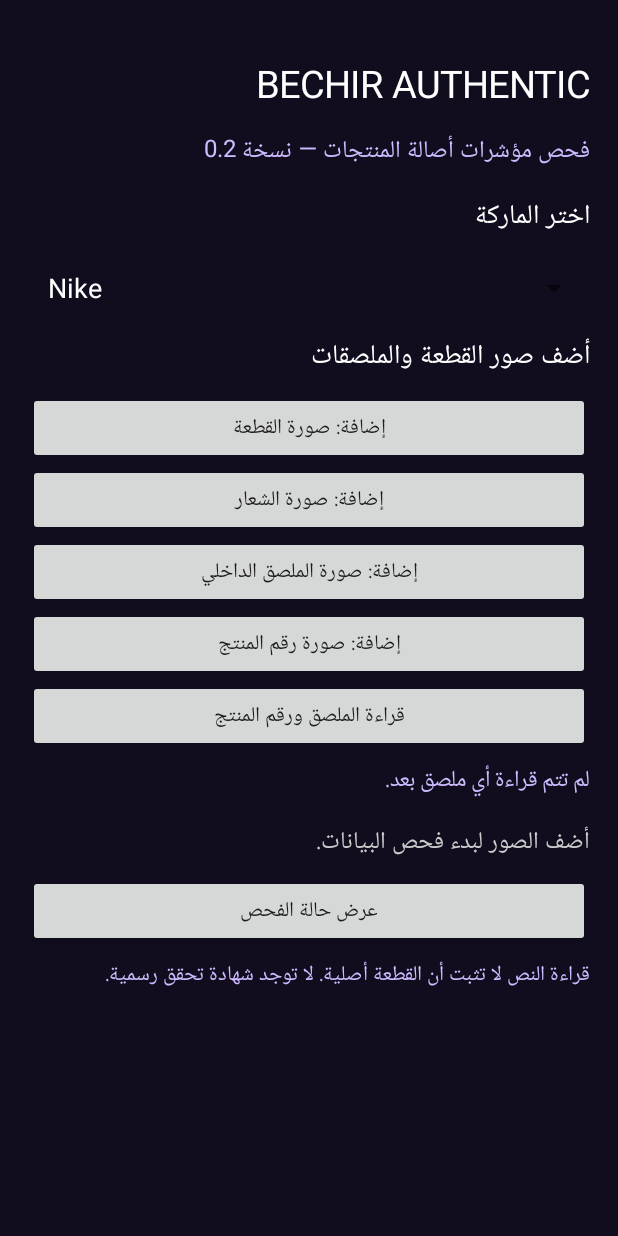
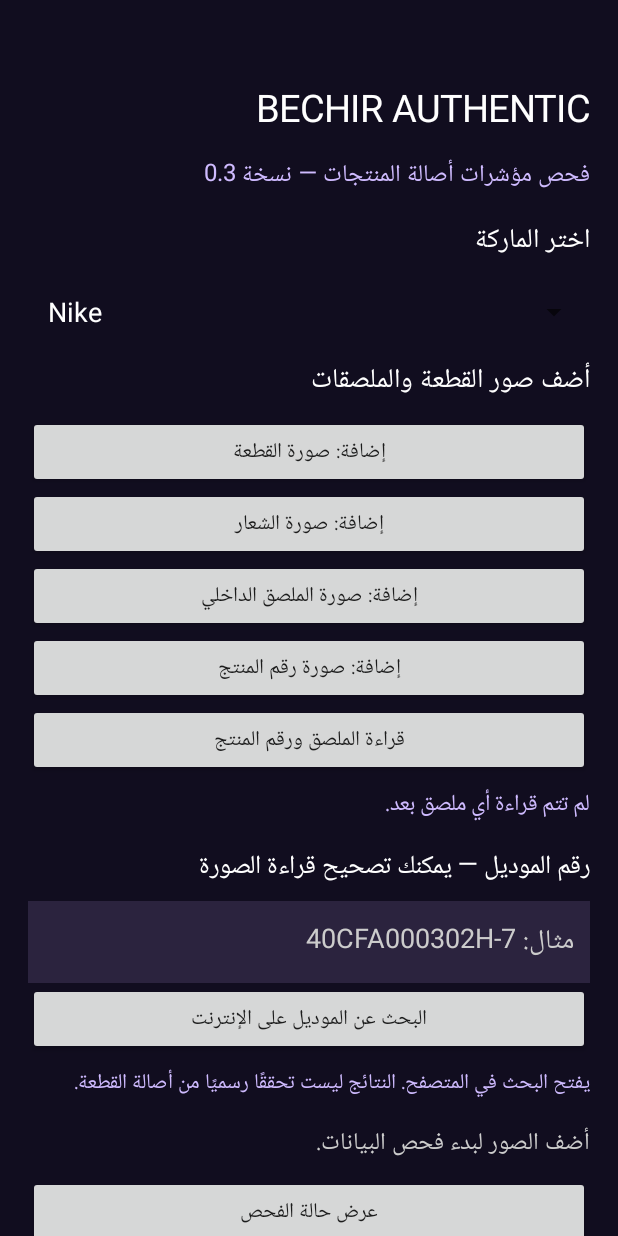
Before and after one commit to gueddich46-lab/BechirAuthentic, an Android app: the screen it shows after launch (MainActivity), on a phone screen of 412 x 824 dp. Run offline under Robolectric (Android 15) with nearby library versions, the phone set to English and light mode, and no system bars; libraries missing offline, so code that uses them is left out: com.google.mlkit.vision.

Commit message:
Add editable model code and explicit reference search for v0.3

```diff
--- a/app/src/main/java/com/bechir/authentic/MainActivity.kt
+++ b/app/src/main/java/com/bechir/authentic/MainActivity.kt
@@ -5,6 +5,7 @@ import android.content.Intent
 import android.graphics.Color
 import android.graphics.BitmapFactory
 import android.net.Uri
+import android.view.WindowManager
 import android.os.Bundle
 import android.view.Gravity
 import android.view.View
@@ -21,6 +22,8 @@ class MainActivity : Activity() {
     private lateinit var previews: Array<ImageView>
     private lateinit var buttons: Array<Button>
     private lateinit var extracted: TextView
+    private lateinit var modelInput: EditText
+    private lateinit var brandSpinner: Spinner
     private var brand = "Nike"
     private val bg = Color.rgb(17, 13, 31)
     private val accent = Color.rgb(207, 187, 255)
@@ -40,16 +43,18 @@ class MainActivity : Activity() {
         window.statusBarColor = bg
         window.navigationBarColor = bg
         window.decorView.systemUiVisibility = 0
+        window.setSoftInputMode(WindowManager.LayoutParams.SOFT_INPUT_ADJUST_RESIZE)
         val scroll = ScrollView(this).apply { setBackgroundColor(bg); isFillViewport = true }
         val layout = LinearLayout(this).apply {
             orientation = LinearLayout.VERTICAL
-            setPadding(28, 48, 28, 48)
+            setPadding(28, 72, 28, 110)
         }
         scroll.addView(layout)
         layout.addView(label("BECHIR AUTHENTIC", 25f))
-        layout.addView(label("فحص مؤشرات أصالة المنتجات — نسخة 0.2", 16f, accent))
+        layout.addView(label("فحص مؤشرات أصالة المنتجات — نسخة 0.3", 16f, accent))
         layout.addView(label("اختر الماركة", 18f))
         val spinner = Spinner(this)
+        brandSpinner = spinner
         val adapter = object : ArrayAdapter<String>(this, android.R.layout.simple_spinner_dropdown_item, brands) {
             override fun getView(position: Int, convertView: View?, parent: android.view.ViewGroup): View =
                 super.getView(position, convertView, parent).apply {
@@ -93,6 +98,30 @@ class MainActivity : Activity() {
         layout.addView(scan)
         extracted = label("لم تتم قراءة أي ملصق بعد.", 15f, accent)
         layout.addView(extracted)
+        layout.addView(label("رقم الموديل — يمكنك تصحيح قراءة الصورة", 17f))
+        modelInput = EditText(this).apply {
+            hint = "مثال: 7-40CFA000302H"
+            setHintTextColor(Color.LTGRAY)
+            setTextColor(Color.WHITE)
+            textDirection = View.TEXT_DIRECTION_LTR
+            setSingleLine(true)
+            setPadding(16, 18, 16, 18)
+            setBackgroundColor(Color.rgb(43, 35, 62))
+        }
+        layout.addView(modelInput)
+        layout.addView(Button(this).apply {
+            text = "البحث عن الموديل على الإنترنت"
+            setOnClickListener {
+                val code = modelInput.text.toString().trim()
+                if (code.isBlank()) {
+                    Toast.makeText(this@MainActivity, "أدخل رقم الموديل أولًا", Toast.LENGTH_LONG).show()
+                } else {
+                    val query = Uri.encode(brand + " " + code + " official product")
+                    startActivity(Intent(Intent.ACTION_VIEW, Uri.parse("https://www.google.com/search?q=" + query)))
+                }
+            }
+        })
+        layout.addView(label("يفتح البحث في المتصفح. النتائج ليست تحققًا رسميًا من أصالة القطعة.", 14f, accent))
         status = label("أضف الصور لبدء فحص البيانات.", 16f, Color.LTGRAY)
         layout.addView(status)
         layout.addView(Button(this).apply {
@@ -121,6 +150,10 @@ class MainActivity : Activity() {
                 .addOnSuccessListener { result ->
                     extracted.text = if (result.text.isBlank()) "لم يُعثر على نص واضح. أعد تصوير الملصق بإضاءة جيدة."
                         else "النص المقروء (تحقق منه يدويًا):\n" + result.text
+                    if (result.text.isNotBlank()) {
+                        val candidates = Regex("""(?:[0-9]-)?[0-9A-Z]{3,}(?:-[0-9A-Z]+)+""").findAll(result.text.uppercase()).map { it.value }.toList()
+                        if (candidates.isNotEmpty()) modelInput.setText(candidates.maxByOrNull { it.length } ?: "")
+                    }
                 }
                 .addOnFailureListener { extracted.text = "تعذرت قراءة الصورة. جرّب صورة أوضح." }
                 .addOnCompleteListener { recognizer.close() }
```
